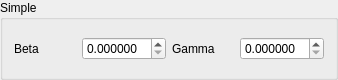
First picture: the form in epipy/ui/view/sirsimplegroupbox.ui, repository ckaus/EpiPy, before the edit.
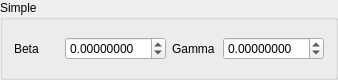
Second picture: the form after the edit.

What changed in the file:
```diff
--- a/epipy/ui/view/sirsimplegroupbox.ui
+++ b/epipy/ui/view/sirsimplegroupbox.ui
@@ -33,7 +33,13 @@
    <item>
     <widget class="QDoubleSpinBox" name="beta_spin_box">
      <property name="decimals">
-      <number>6</number>
+      <number>8</number>
+     </property>
+     <property name="minimum">
+      <double>-99.000000000000000</double>
+     </property>
+     <property name="maximum">
+      <double>99.000000000000000</double>
      </property>
      <property name="singleStep">
       <double>0.000001000000000</double>
@@ -50,7 +56,13 @@
    <item>
     <widget class="QDoubleSpinBox" name="gamma_spin_box">
      <property name="decimals">
-      <number>6</number>
+      <number>8</number>
+     </property>
+     <property name="minimum">
+      <double>-99.000000000000000</double>
+     </property>
+     <property name="maximum">
+      <double>99.000000000000000</double>
      </property>
      <property name="singleStep">
       <double>0.000001000000000</double>
```
